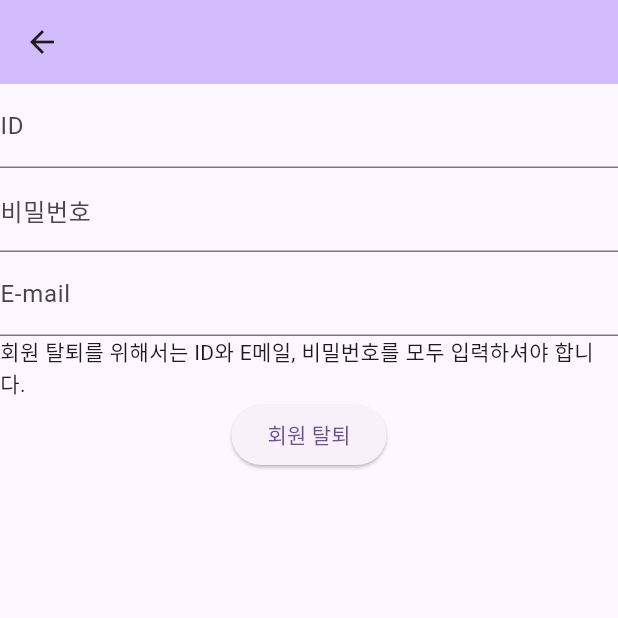
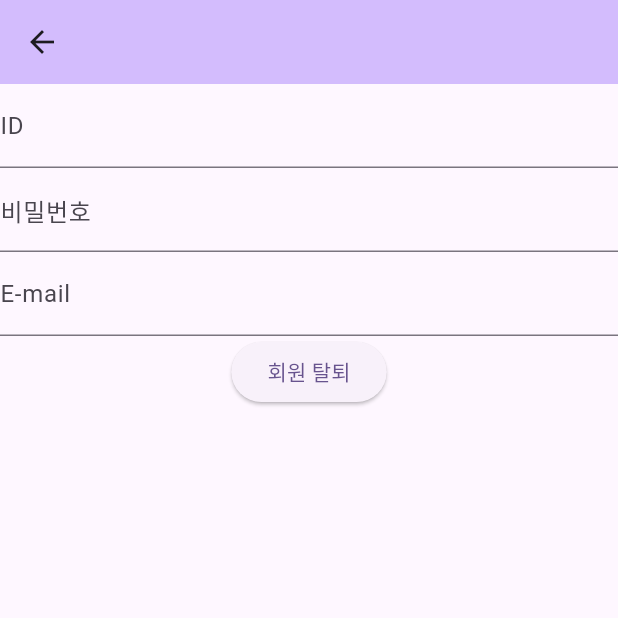
Before and after one commit to lokasenna9312/AiffelThon, a Flutter app: the DeleteAccountPage screen opened directly with empty values, on a phone screen of 412 x 824 dp, the top half of it. Run offline on Flutter 3.47's test engine with Material 3 defaults, Android fonts, the light colour scheme and no system bars; missing offline and left inert: bcrypt, dart_openai.

Commit message:
deleteaccount.dart 파일에서 필요없는 설명을 제거했습니다.

```diff
--- a/lib/deleteaccount.dart
+++ b/lib/deleteaccount.dart
@@ -71,7 +71,6 @@ class _DeleteAccountPageState extends State<DeleteAccountPage> {
             decoration: const InputDecoration(labelText: '비밀번호'),
           ),
           TextField(controller: _email, decoration: const InputDecoration(labelText: 'E-mail')),
-          Text("회원 탈퇴를 위해서는 ID와 E메일, 비밀번호를 모두 입력하셔야 합니다."),
           ElevatedButton(
             onPressed: () => _DeleteAccountAccount(context),
             child: const Text('회원 탈퇴'),
```
